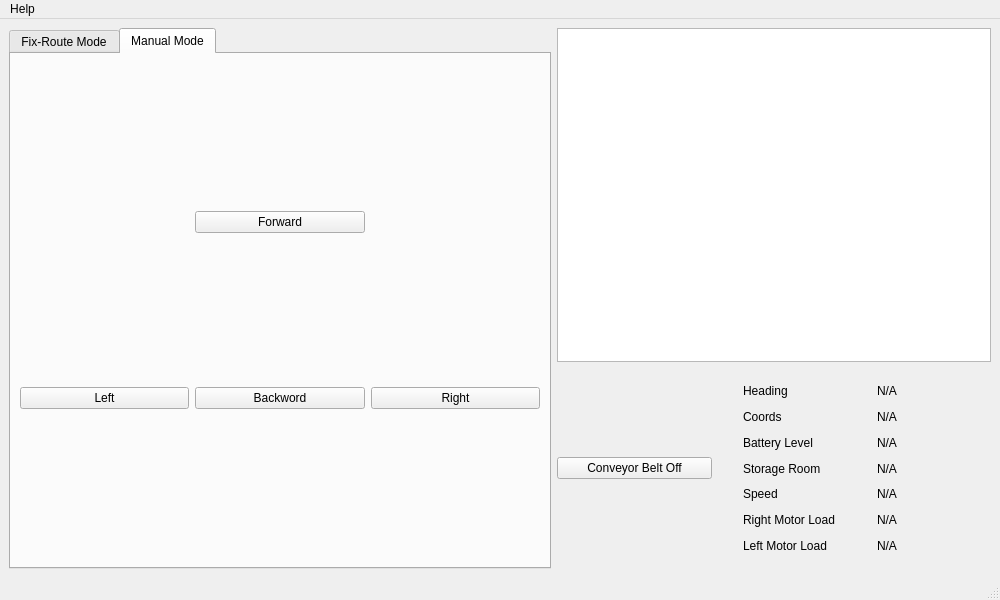
ece477grp6/GCB_UI, file mainwindow.ui: the form before one commit.
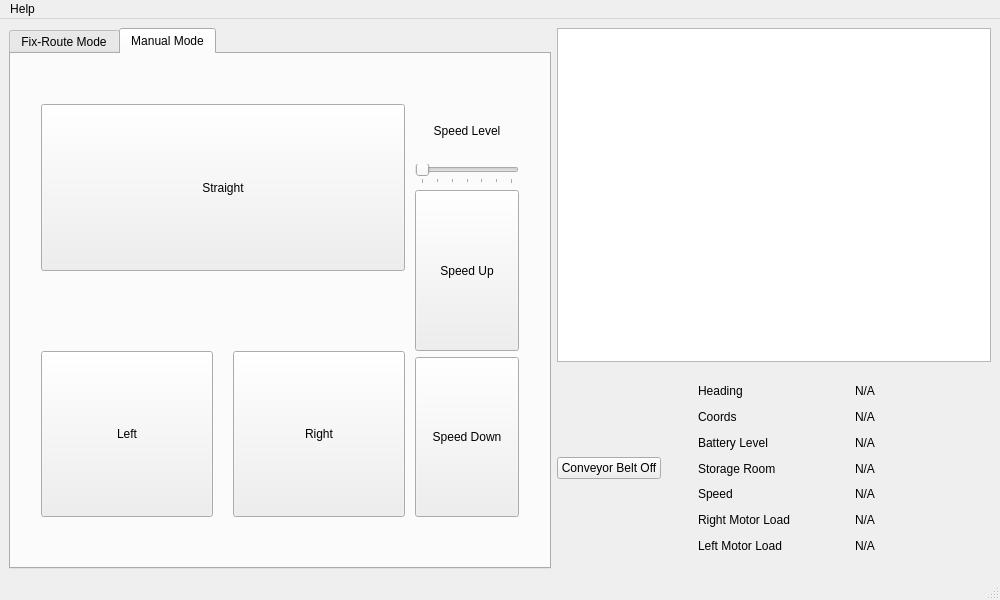
The form after the commit. The open tabs and pages were chosen to show the change.

Diff of the .ui file:
```diff
--- a/mainwindow.ui
+++ b/mainwindow.ui
@@ -94,34 +94,174 @@
            <attribute name="title">
             <string>Manual Mode</string>
            </attribute>
-           <layout class="QGridLayout" name="gridLayout_2">
-            <item row="0" column="1">
-             <widget class="QPushButton" name="pushButton_forward">
-              <property name="text">
-               <string>Forward</string>
+           <layout class="QHBoxLayout" name="horizontalLayout_5" stretch="7,2">
+            <property name="spacing">
+             <number>10</number>
+            </property>
+            <property name="leftMargin">
+             <number>30</number>
+            </property>
+            <property name="topMargin">
+             <number>50</number>
+            </property>
+            <property name="rightMargin">
+             <number>30</number>
+            </property>
+            <property name="bottomMargin">
+             <number>50</number>
+            </property>
+            <item>
+             <layout class="QVBoxLayout" name="verticalLayout">
+              <property name="spacing">
+               <number>80</number>
               </property>
-             </widget>
-            </item>
-            <item row="1" column="0">
-             <widget class="QPushButton" name="pushButton_left">
-              <property name="text">
-               <string>Left</string>
+              <property name="leftMargin">
+               <number>0</number>
               </property>
-             </widget>
+              <item>
+               <layout class="QVBoxLayout" name="verticalLayout_4">
+                <item>
+                 <widget class="QPushButton" name="pushButton_straight">
+                  <property name="sizePolicy">
+                   <sizepolicy hsizetype="Minimum" vsizetype="Expanding">
+                    <horstretch>0</horstretch>
+                    <verstretch>0</verstretch>
+                   </sizepolicy>
+                  </property>
+                  <property name="autoFillBackground">
+                   <bool>false</bool>
+                  </property>
+                  <property name="text">
+                   <string>Straight</string>
+                  </property>
+                  <property name="checkable">
+                   <bool>false</bool>
+                  </property>
+                 </widget>
+                </item>
+               </layout>
+              </item>
+              <item>
+               <layout class="QHBoxLayout" name="horizontalLayout_7">
+                <property name="spacing">
+                 <number>20</number>
+                </property>
+                <item>
+                 <widget class="QPushButton" name="pushButton_left">
+                  <property name="sizePolicy">
+                   <sizepolicy hsizetype="Minimum" vsizetype="Expanding">
+                    <horstretch>0</horstretch>
+                    <verstretch>0</verstretch>
+                   </sizepolicy>
+                  </property>
+                  <property name="text">
+                   <string>Left</string>
+                  </property>
+                  <property name="checkable">
+                   <bool>false</bool>
+                  </property>
+                 </widget>
+                </item>
+                <item>
+                 <widget class="QPushButton" name="pushButton_right">
+                  <property name="sizePolicy">
+                   <sizepolicy hsizetype="Minimum" vsizetype="Expanding">
+                    <horstretch>0</horstretch>
+                    <verstretch>0</verstretch>
+                   </sizepolicy>
+                  </property>
+                  <property name="text">
+                   <string>Right</string>
+                  </property>
+                  <property name="checkable">
+                   <bool>false</bool>
+                  </property>
+                 </widget>
+                </item>
+               </layout>
+              </item>
+             </layout>
             </item>
-            <item row="1" column="1">
-             <widget class="QPushButton" name="pushButton_backword">
-              <property name="text">
-               <string>Backword</string>
+            <item>
+             <layout class="QVBoxLayout" name="verticalLayout_5" stretch="1,2,2">
+              <property name="spacing">
+               <number>6</number>
               </property>
-             </widget>
-            </item>
-            <item row="1" column="2">
-             <widget class="QPushButton" name="pushButton_right">
-              <property name="text">
-               <string>Right</string>
-              </property>
-             </widget>
+              <item>
+               <layout class="QVBoxLayout" name="verticalLayout_6">
+                <property name="leftMargin">
+                 <number>0</number>
+                </property>
+                <item>
+                 <widget class="QLabel" name="label_speedl">
+                  <property name="text">
+                   <string>Speed Level</string>
+                  </property>
+                  <property name="alignment">
+                   <set>Qt::AlignCenter</set>
+                  </property>
+                 </widget>
+                </item>
+                <item>
+                 <widget class="QSlider" name="horizontalSlider">
+                  <property name="enabled">
+                   <bool>false</bool>
+                  </property>
+                  <property name="maximum">
+                   <number>6</number>
+                  </property>
+                  <property name="value">
+                   <number>0</number>
+                  </property>
+                  <property name="orientation">
+                   <enum>Qt::Horizontal</enum>
+                  </property>
+                  <property name="invertedAppearance">
+                   <bool>false</bool>
+                  </property>
+                  <property name="invertedControls">
+                   <bool>false</bool>
+                  </property>
+                  <property name="tickPosition">
+                   <enum>QSlider::TicksBelow</enum>
+                  </property>
+                 </widget>
+                </item>
+               </layout>
+              </item>
+              <item>
+               <widget class="QPushButton" name="pushButton_speedU">
+                <property name="sizePolicy">
+                 <sizepolicy hsizetype="Minimum" vsizetype="Expanding">
+                  <horstretch>0</horstretch>
+                  <verstretch>0</verstretch>
+                 </sizepolicy>
+                </property>
+                <property name="text">
+                 <string>Speed Up</string>
+                </property>
+                <property name="checkable">
+                 <bool>false</bool>
+                </property>
+               </widget>
+              </item>
+              <item>
+               <widget class="QPushButton" name="pushButton_speedD">
+                <property name="sizePolicy">
+                 <sizepolicy hsizetype="Minimum" vsizetype="Expanding">
+                  <horstretch>0</horstretch>
+                  <verstretch>0</verstretch>
+                 </sizepolicy>
+                </property>
+                <property name="text">
+                 <string>Speed Down</string>
+                </property>
+                <property name="checkable">
+                 <bool>false</bool>
+                </property>
+               </widget>
+              </item>
+             </layout>
             </item>
            </layout>
           </widget>
@@ -135,7 +275,7 @@
          <widget class="QGraphicsView" name="graphicsView_camera"/>
         </item>
         <item>
-         <layout class="QHBoxLayout" name="horizontalLayout_infoPart" stretch="5,1,8">
+         <layout class="QHBoxLayout" name="horizontalLayout_infoPart" stretch="0,1,8">
           <property name="spacing">
            <number>0</number>
           </property>
@@ -155,6 +295,12 @@
               <property name="text">
                <string>Conveyor Belt Off</string>
               </property>
+              <property name="checkable">
+               <bool>false</bool>
+              </property>
+              <property name="checked">
+               <bool>false</bool>
+              </property>
              </widget>
             </item>
            </layout>
```
Left out of the diff: 4 changed lines with no effect on the pictures.
